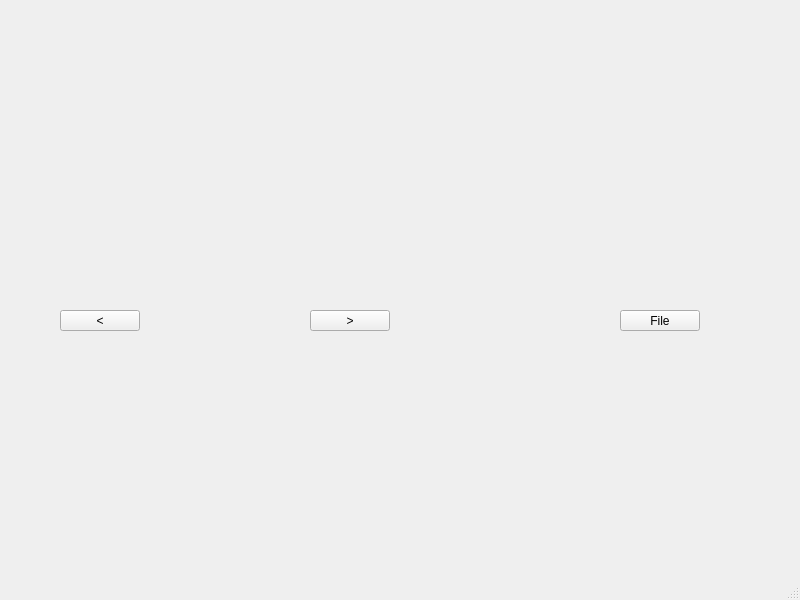
Qt form mainwindow.ui (gliry/Desktop_CSA) before a commit.
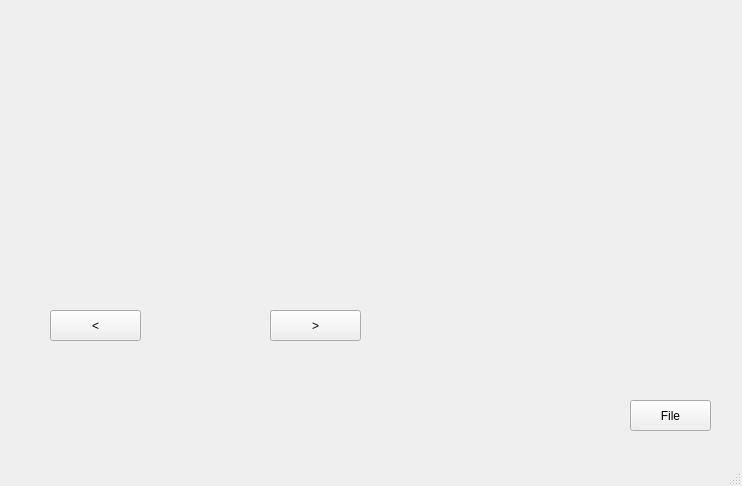
The same form after that commit. Custom widgets are drawn as their Qt base class.

Patch:
```diff
--- a/mainwindow.ui
+++ b/mainwindow.ui
@@ -6,8 +6,8 @@
    <rect>
     <x>0</x>
     <y>0</y>
-    <width>800</width>
-    <height>600</height>
+    <width>742</width>
+    <height>486</height>
    </rect>
   </property>
   <property name="windowTitle">
@@ -17,10 +17,10 @@
    <widget class="QPushButton" name="openFile_btn">
     <property name="geometry">
      <rect>
-      <x>620</x>
-      <y>310</y>
-      <width>80</width>
-      <height>21</height>
+      <x>630</x>
+      <y>400</y>
+      <width>81</width>
+      <height>31</height>
      </rect>
     </property>
     <property name="text">
@@ -32,7 +32,7 @@
      <rect>
       <x>50</x>
       <y>20</y>
-      <width>341</width>
+      <width>311</width>
       <height>261</height>
      </rect>
     </property>
@@ -40,10 +40,10 @@
    <widget class="QPushButton" name="nextGraph_btn">
     <property name="geometry">
      <rect>
-      <x>310</x>
+      <x>270</x>
       <y>310</y>
-      <width>80</width>
-      <height>21</height>
+      <width>91</width>
+      <height>31</height>
      </rect>
     </property>
     <property name="text">
@@ -53,10 +53,10 @@
    <widget class="QPushButton" name="prevGraph_btn">
     <property name="geometry">
      <rect>
-      <x>60</x>
+      <x>50</x>
       <y>310</y>
-      <width>80</width>
-      <height>21</height>
+      <width>91</width>
+      <height>31</height>
      </rect>
     </property>
     <property name="text">
```
Left out of the diff: 12 changed lines with no effect on the pictures.
